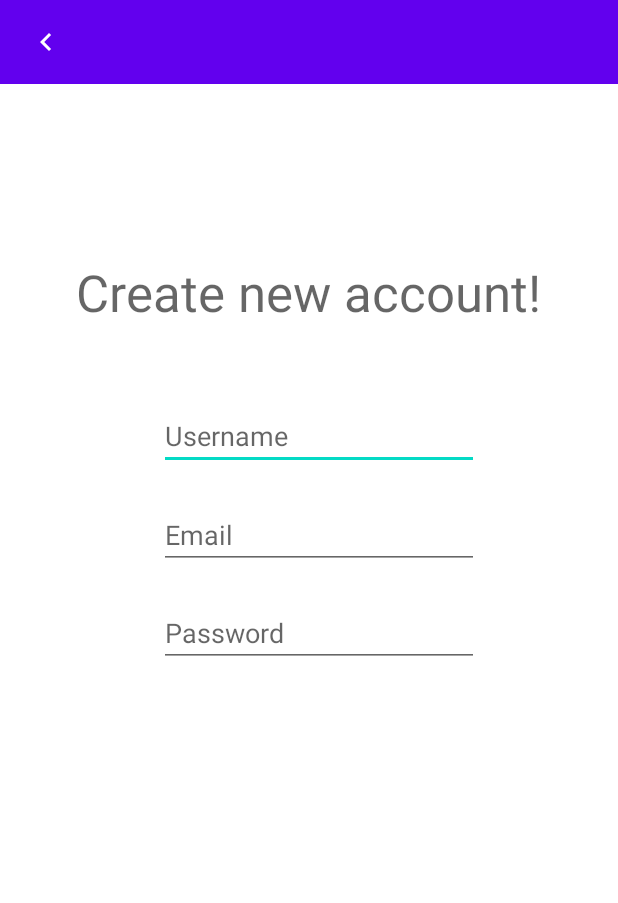
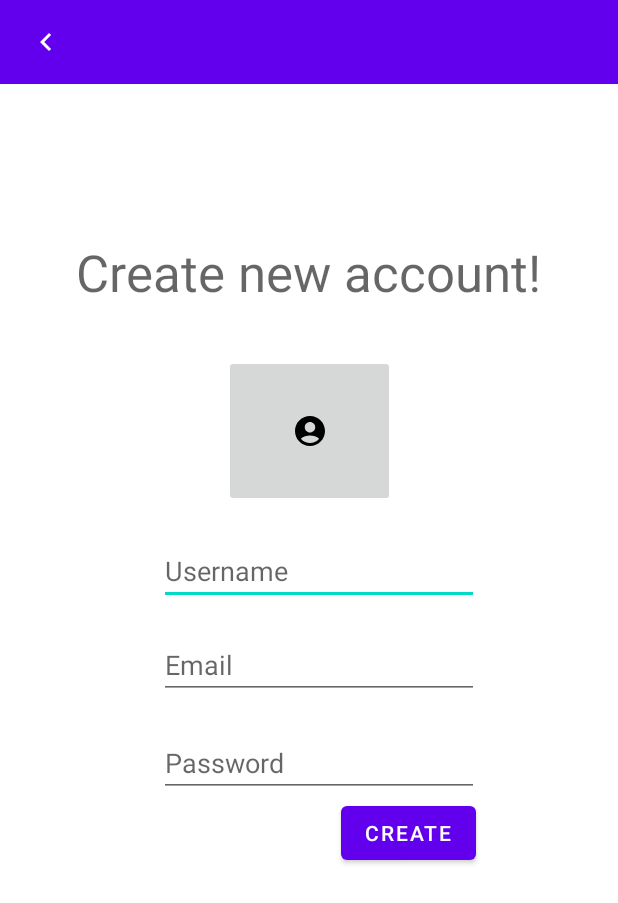
Before and after one commit to RadboudCoolTeam/StatiegeldCouponsApp, an Android app: the AccountCreate screen opened directly, with no data from a screen before it, on a phone screen of 412 x 824 dp. Shown: the top 903 px of the screen. Run offline under Robolectric (Android 15) with nearby library versions, the phone set to English and light mode, and no system bars; network calls fail.

Commit message:
Image support

```diff
--- a/app/src/main/java/io/github/textrecognisionsample/util/Result.java
+++ b/app/src/main/java/io/github/textrecognisionsample/util/Result.java
@@ -11,4 +11,5 @@ public class Result {
     public static final int LOG_IN = 8;
     public static final int LOGGED_IN = 9;
     public static final int NEW_ACCOUNT = 10;
+    public static final int AVATAR_IMAGE_PICK = 11;
 }
--- a/app/src/main/java/io/github/textrecognisionsample/util/Util.java
+++ b/app/src/main/java/io/github/textrecognisionsample/util/Util.java
@@ -2,6 +2,7 @@ package io.github.textrecognisionsample.util;
 
 import android.content.Context;
 import android.graphics.Bitmap;
+import android.media.Image;
 import android.net.ConnectivityManager;
 import android.net.NetworkInfo;
 import android.os.AsyncTask;
@@ -32,6 +33,7 @@ import io.github.textrecognisionsample.model.coupon.CouponDatabase;
 import io.github.textrecognisionsample.model.user.UserData;
 import io.github.textrecognisionsample.model.user.UserDatabase;
 import io.github.textrecognisionsample.model.web.WebCoupon;
+import io.github.textrecognisionsample.model.web.WebImage;
 import io.github.textrecognisionsample.model.web.WebUser;
 import io.github.textrecognisionsample.model.web.WebUserJsonSerializer;
 
@@ -219,7 +221,7 @@ public class Util {
         return null;
     }
 
-    public static String createAccount(WebUser webUser, Context context) throws IOException {
+    public static String createAccount(WebUser webUser, WebImage webImage, Context context) throws IOException {
         String address = Util.getAddress(context);
         URL url = new URL(address + "users/new");
         HttpURLConnection urlConnection = (HttpURLConnection) url.openConnection();
@@ -233,7 +235,7 @@ public class Util {
 
         OutputStreamWriter writer = new OutputStreamWriter(urlConnection.getOutputStream());
 
-        writer.write(gson.toJson(webUser, WebUser.class));
+        writer.write(gson.toJson(Pair.of(webUser, webImage), Pair.class));
         writer.flush();
 
         StringBuilder stringBuilder = new StringBuilder();
--- a/app/src/main/res/layout/activity_account_create.xml
+++ b/app/src/main/res/layout/activity_account_create.xml
@@ -44,36 +44,7 @@
         app:layout_constraintHorizontal_bias="0.532"
         app:layout_constraintStart_toStartOf="parent"
         app:layout_constraintTop_toBottomOf="@+id/toolbar5"
-        app:layout_constraintVertical_bias="0.912" />
-
-    <Button
-        android:id="@+id/accountCreateButton"
-        android:layout_width="wrap_content"
-        android:layout_height="wrap_content"
-        android:layout_marginTop="31dp"
-        android:layout_marginBottom="376dp"
-        android:text="Create"
-        app:layout_constraintBottom_toBottomOf="parent"
-        app:layout_constraintEnd_toEndOf="parent"
-        app:layout_constraintHorizontal_bias="0.706"
-        app:layout_constraintStart_toStartOf="parent"
-        app:layout_constraintTop_toBottomOf="@+id/accountCreatePassword"
-        app:layout_constraintVertical_bias="0.0" />
-
-    <EditText
-        android:id="@+id/accountCreatePassword"
-        android:layout_width="wrap_content"
-        android:layout_height="wrap_content"
-        android:layout_marginTop="300dp"
-        android:ems="10"
-        android:hint="Password"
-        android:inputType="textPersonName"
-        app:layout_constraintBottom_toBottomOf="parent"
-        app:layout_constraintEnd_toEndOf="parent"
-        app:layout_constraintHorizontal_bias="0.532"
-        app:layout_constraintStart_toStartOf="parent"
-        app:layout_constraintTop_toBottomOf="@+id/toolbar5"
-        app:layout_constraintVertical_bias="0.102" />
+        app:layout_constraintVertical_bias="0.946" />
 
     <EditText
         android:id="@+id/accountCreateEmail"
@@ -90,6 +61,34 @@
         app:layout_constraintTop_toBottomOf="@+id/toolbar5"
         app:layout_constraintVertical_bias="1.0" />
 
+    <EditText
+        android:id="@+id/accountCreatePassword"
+        android:layout_width="wrap_content"
+        android:layout_height="wrap_content"
+        android:layout_marginTop="300dp"
+        android:ems="10"
+        android:hint="Password"
+        android:inputType="textPersonName"
+        app:layout_constraintBottom_toBottomOf="parent"
+        app:layout_constraintEnd_toEndOf="parent"
+        app:layout_constraintHorizontal_bias="0.532"
+        app:layout_constraintStart_toStartOf="parent"
+        app:layout_constraintTop_toBottomOf="@+id/toolbar5"
+        app:layout_constraintVertical_bias="0.308" />
+
+    <Button
+        android:id="@+id/accountCreateButton"
+        android:layout_width="wrap_content"
+        android:layout_height="wrap_content"
+        android:layout_marginTop="23dp"
+        android:layout_marginBottom="268dp"
+        android:text="Create"
+        app:layout_constraintBottom_toBottomOf="parent"
+        app:layout_constraintEnd_toEndOf="parent"
+        app:layout_constraintHorizontal_bias="0.706"
+        app:layout_constraintStart_toStartOf="parent"
+        app:layout_constraintTop_toBottomOf="@+id/accountCreatePassword" />
+
     <TextView
         android:id="@+id/textView3"
         android:layout_width="wrap_content"
@@ -101,6 +100,18 @@
         app:layout_constraintHorizontal_bias="0.495"
         app:layout_constraintStart_toStartOf="parent"
         app:layout_constraintTop_toBottomOf="@+id/toolbar5"
-        app:layout_constraintVertical_bias="0.696" />
+        app:layout_constraintVertical_bias="0.399" />
+
+    <ImageButton
+        android:id="@+id/createAccountAvatar"
+        android:layout_width="114dp"
+        android:layout_height="101dp"
+        android:layout_marginTop="18dp"
+        app:layout_constraintBottom_toTopOf="@+id/accountCreateName"
+        app:layout_constraintEnd_toEndOf="parent"
+        app:layout_constraintStart_toStartOf="parent"
+        app:layout_constraintTop_toBottomOf="@+id/textView3"
+        app:layout_constraintVertical_bias="0.428"
+        app:srcCompat="@drawable/ic_baseline_account_circle_24" />
 
 </androidx.constraintlayout.widget.ConstraintLayout>
```
Also changed, not shown: app/src/main/java/io/github/textrecognisionsample/activity/AccountCreate.java (+46 -4 lines), app/src/main/java/io/github/textrecognisionsample/model/web/WebImage.java (added, +54 -0 lines).
